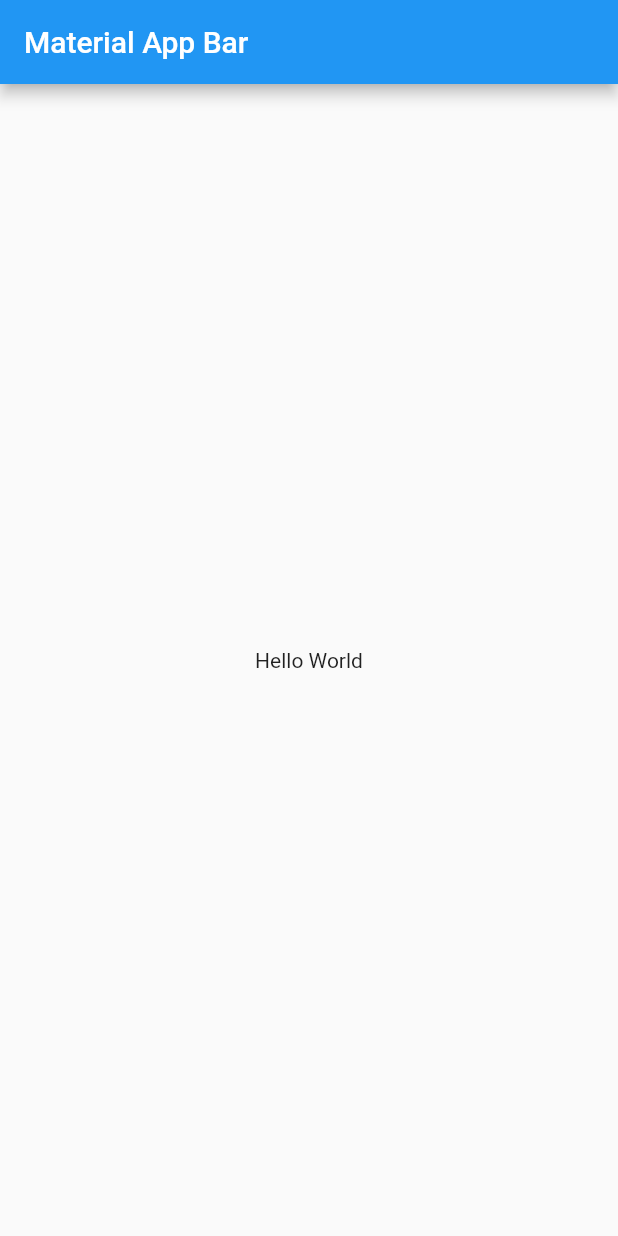
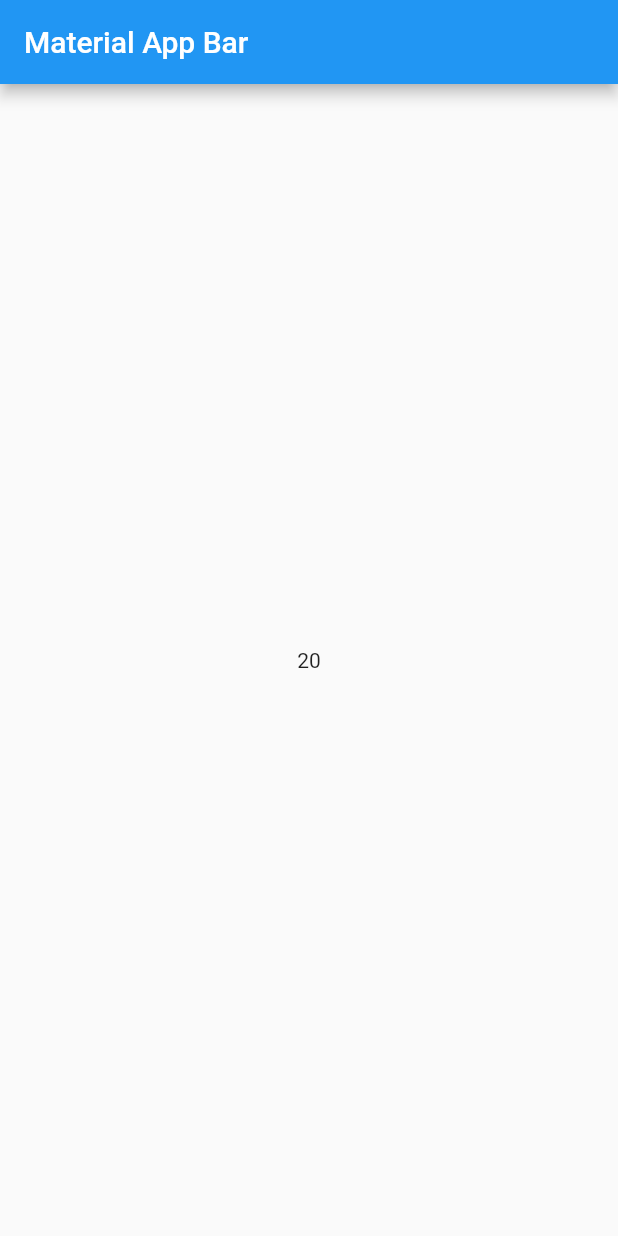
Before and after one commit to DeepakKishore-S/bloc_example_notes, a Flutter app: the HomePage screen opened directly, on a phone screen of 412 x 824 dp. Run offline on Flutter 3.47's test engine with Material 2 defaults, Android fonts, the light colour scheme and no system bars; our stand-ins replace flutter_hooks.

Commit message:
example 4

```diff
--- a/lib/example1_main.dart
+++ b/lib/example1_main.dart
@@ -8,14 +8,14 @@ class MyApp extends StatelessWidget {
 
   @override
   Widget build(BuildContext context) {
-    return MaterialApp(
+    return const  MaterialApp(
       title: 'Material App',
       home: HomePage(),
     );
   }
 }
 
-Stream<String> getTime() => Stream.periodic(Duration(seconds: 1), (_) {
+Stream<String> getTime() => Stream.periodic(const Duration(seconds: 1), (_) {
       return DateTime.now().toIso8601String();
     });
 
--- a/lib/example2_main.dart
+++ b/lib/example2_main.dart
@@ -8,7 +8,7 @@ class MyApp extends StatelessWidget {
 
   @override
   Widget build(BuildContext context) {
-    return MaterialApp(
+    return const MaterialApp(
       title: 'Material App',
       home: HomePage(),
     );
--- /dev/null
+++ b/lib/example4_main.dart
@@ -0,0 +1,56 @@
+import 'dart:async';
+
+import 'package:flutter/material.dart';
+import 'package:flutter_hooks/flutter_hooks.dart';
+
+void main() => runApp(const MyApp());
+
+class MyApp extends StatelessWidget {
+  const MyApp({super.key});
+
+  @override
+  Widget build(BuildContext context) {
+    return const MaterialApp(
+      title: 'Material App',
+      home: HomePage(),
+    );
+  }
+}
+
+class CountDown extends ValueNotifier<int> {
+  late StreamSubscription sub;
+  CountDown({required int from}) : super(from) {
+    sub = Stream.periodic(
+      const Duration(seconds: 1),
+      (v) => from - v,
+    ).takeWhile((value) => value >= 0).listen((value) {
+      this.value = value;
+    });
+  }
+
+  @override
+  void dispose() {
+    // TODO: implement dispose
+    sub.cancel();
+    super.dispose();
+  }
+}
+
+class HomePage extends HookWidget {
+  const HomePage({super.key});
+
+  @override
+  Widget build(BuildContext context) {
+    final countDown = useMemoized(() => CountDown(from: 20));
+    final notifier = useListenable(countDown);
+
+    return Scaffold(
+      appBar: AppBar(
+        title: const Text('Material App Bar'),
+      ),
+      body:  Center(
+        child: Text(notifier.value.toString()),
+      ),
+    );
+  }
+}
--- a/lib/main.dart
+++ b/lib/main.dart
@@ -1,5 +1,4 @@
 import 'package:flutter/material.dart';
-import 'package:flutter_hooks/flutter_hooks.dart';
 
 void main() => runApp(const MyApp());
 
@@ -15,7 +14,7 @@ class MyApp extends StatelessWidget {
   }
 }
 
-class HomePage extends HookWidget {
+class HomePage extends StatelessWidget {
   const HomePage({super.key});
 
   @override
```
